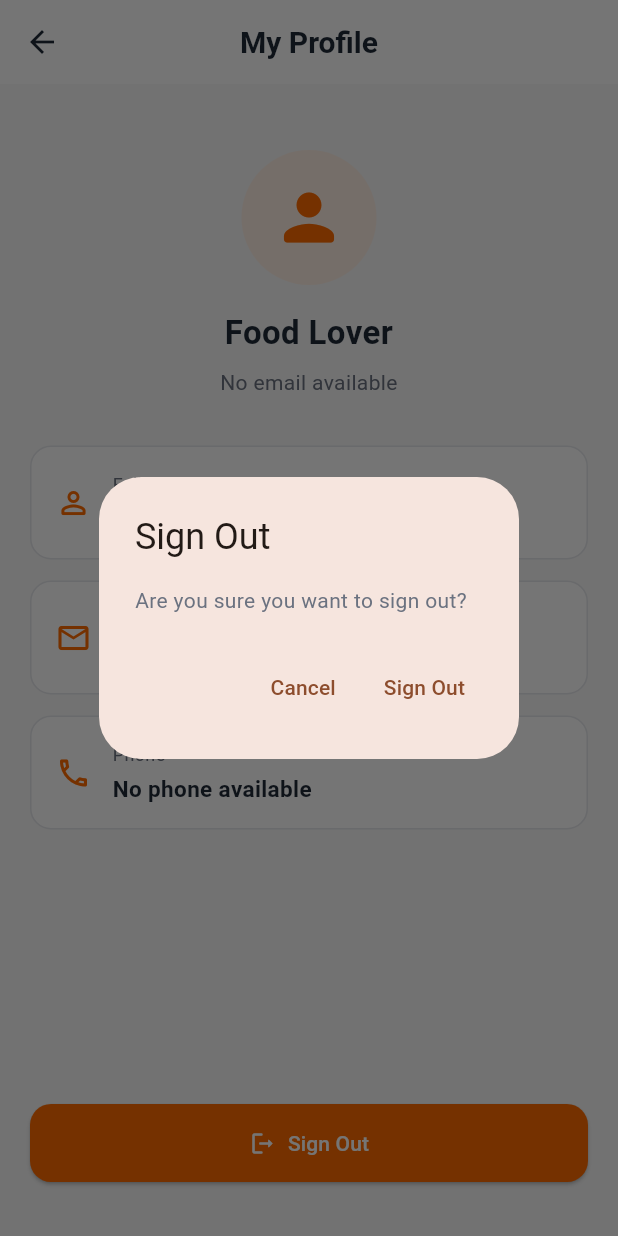
After one commit to Dave24-kal/TastyBite_FullStack, a Flutter app: the HomeScreen screen opened directly, item 5 of the bottom bar chosen, after a tap on "Sign Out", on a phone screen of 412 x 824 dp. The commit adds this screen. Run offline on Flutter 3.47's test engine with Material 3 defaults, Android fonts, the phone set to English and light mode, and no system bars; our stand-ins replace flutter_secure_storage, shared_preferences; accounts and stored records are empty.

Commit message:
new thing added

```diff
--- a/frontend/restourant_app/lib/screens/features/home_screen.dart
+++ b/frontend/restourant_app/lib/screens/features/home_screen.dart
@@ -1,6 +1,7 @@
 import 'package:flutter/material.dart';
 
 import '../../core/theme/app_colors.dart';
+import 'profile_screen.dart';
 
 class HomeScreen extends StatelessWidget {
   const HomeScreen({super.key});
@@ -49,8 +50,7 @@ class HomeScreen extends StatelessWidget {
         ),
       ),
 
-      bottomNavigationBar: _buildBottomNavigation(),
-    );
+        bottomNavigationBar: _buildBottomNavigation(context),    );
   }
 
   Widget _buildHeader() {
@@ -433,7 +433,7 @@ class HomeScreen extends StatelessWidget {
     );
   }
 
-  Widget _buildBottomNavigation() {
+  Widget _buildBottomNavigation(BuildContext context) {
   return BottomNavigationBar(
     type: BottomNavigationBarType.fixed,
     currentIndex: 0,
@@ -442,6 +442,16 @@ class HomeScreen extends StatelessWidget {
     unselectedItemColor: AppColors.textSecondary,
     selectedFontSize: 12,
     unselectedFontSize: 12,
+    onTap: (index) {
+      if (index == 4) {
+        Navigator.push(
+          context,
+          MaterialPageRoute(
+            builder: (context) => const ProfileScreen(),
+          ),
+        );
+      }
+    },
     items: const [
       BottomNavigationBarItem(
         icon: Icon(Icons.home_rounded),
--- /dev/null
+++ b/frontend/restourant_app/lib/screens/features/profile_screen.dart
@@ -0,0 +1,224 @@
+import 'package:flutter/material.dart';
+import 'package:provider/provider.dart';
+
+import '../../core/theme/app_colors.dart';
+import '../../providers/auth_provider.dart';
+import 'welcome_screen.dart';
+
+class ProfileScreen extends StatelessWidget {
+  const ProfileScreen({super.key});
+
+  Future<void> _signOut(BuildContext context) async {
+    final shouldSignOut = await showDialog<bool>(
+      context: context,
+      builder: (dialogContext) {
+        return AlertDialog(
+          title: const Text('Sign Out'),
+          content: const Text(
+            'Are you sure you want to sign out?',
+          ),
+          actions: [
+            TextButton(
+              onPressed: () {
+                Navigator.pop(dialogContext, false);
+              },
+              child: const Text('Cancel'),
+            ),
+            TextButton(
+              onPressed: () {
+                Navigator.pop(dialogContext, true);
+              },
+              child: const Text('Sign Out'),
+            ),
+          ],
+        );
+      },
+    );
+
+    if (shouldSignOut != true || !context.mounted) {
+      return;
+    }
+
+    try {
+      await context.read<AuthProvider>().signOut();
+
+      if (!context.mounted) return;
+
+      Navigator.pushAndRemoveUntil(
+        context,
+        MaterialPageRoute(
+          builder: (context) => const WelcomeScreen(),
+        ),
+        (route) => false,
+      );
+    } catch (_) {
+      if (!context.mounted) return;
+
+      ScaffoldMessenger.of(context).showSnackBar(
+        const SnackBar(
+          content: Text(
+            'Unable to sign out. Please try again.',
+          ),
+        ),
+      );
+    }
+  }
+
+  @override
+  Widget build(BuildContext context) {
+    final currentUser =
+        context.watch<AuthProvider>().currentUser;
+
+    final fullName =
+        currentUser?['full_name'] as String? ?? 'Food Lover';
+
+    final email =
+        currentUser?['email'] as String? ?? 'No email available';
+
+    final phone =
+        currentUser?['phone'] as String? ?? 'No phone available';
+
+    return Scaffold(
+      backgroundColor: const Color(0xFFF8F8F8),
+      appBar: AppBar(
+        title: const Text('My Profile'),
+        backgroundColor: Colors.white,
+        foregroundColor: AppColors.textPrimary,
+        elevation: 0,
+      ),
+      body: Padding(
+        padding: const EdgeInsets.all(20),
+        child: Column(
+          crossAxisAlignment: CrossAxisAlignment.stretch,
+          children: [
+            const SizedBox(height: 24),
+
+            CircleAvatar(
+              radius: 45,
+              backgroundColor: const Color(0xFFFFF0E5),
+              child: Icon(
+                Icons.person_rounded,
+                size: 50,
+                color: AppColors.primary,
+              ),
+            ),
+
+            const SizedBox(height: 16),
+
+            Text(
+              fullName,
+              textAlign: TextAlign.center,
+              style: TextStyle(
+                fontSize: 22,
+                fontWeight: FontWeight.bold,
+                color: AppColors.textPrimary,
+              ),
+            ),
+
+            const SizedBox(height: 8),
+
+            Text(
+              email,
+              textAlign: TextAlign.center,
+              style: TextStyle(
+                fontSize: 14,
+                color: AppColors.textSecondary,
+              ),
+            ),
+
+            const SizedBox(height: 32),
+
+            _buildProfileDetail(
+              icon: Icons.person_outline_rounded,
+              label: 'Full Name',
+              value: fullName,
+            ),
+
+            _buildProfileDetail(
+              icon: Icons.email_outlined,
+              label: 'Email',
+              value: email,
+            ),
+
+            _buildProfileDetail(
+              icon: Icons.phone_outlined,
+              label: 'Phone',
+              value: phone,
+            ),
+
+            const Spacer(),
+
+            ElevatedButton.icon(
+              onPressed: () => _signOut(context),
+              icon: const Icon(Icons.logout_rounded),
+              label: const Text('Sign Out'),
+              style: ElevatedButton.styleFrom(
+                backgroundColor: AppColors.primary,
+                foregroundColor: Colors.white,
+                padding: const EdgeInsets.symmetric(
+                  vertical: 16,
+                ),
+                shape: RoundedRectangleBorder(
+                  borderRadius: BorderRadius.circular(14),
+                ),
+              ),
+            ),
+
+            const SizedBox(height: 16),
+          ],
+        ),
+      ),
+    );
+  }
+
+  Widget _buildProfileDetail({
+    required IconData icon,
+    required String label,
+    required String value,
+  }) {
+    return Container(
+      margin: const EdgeInsets.only(bottom: 14),
+      padding: const EdgeInsets.all(16),
+      decoration: BoxDecoration(
+        color: Colors.white,
+        borderRadius: BorderRadius.circular(14),
+        border: Border.all(
+          color: const Color(0xFFE5E7EB),
+        ),
+      ),
+      child: Row(
+        children: [
+          Icon(
+            icon,
+            color: AppColors.primary,
+            size: 24,
+          ),
+          const SizedBox(width: 14),
+          Expanded(
+            child: Column(
+              crossAxisAlignment: CrossAxisAlignment.start,
+              children: [
+                Text(
+                  label,
+                  style: TextStyle(
+                    fontSize: 12,
+                    color: AppColors.textSecondary,
+                  ),
+                ),
+                const SizedBox(height: 4),
+                Text(
+                  value,
+                  style: TextStyle(
+                    fontSize: 15,
+                    fontWeight: FontWeight.w600,
+                    color: AppColors.textPrimary,
+                  ),
+                ),
+              ],
+            ),
+          ),
+        ],
+      ),
+    );
+  }
+}
```
Lines whose indentation alone changed are shown as unchanged.
